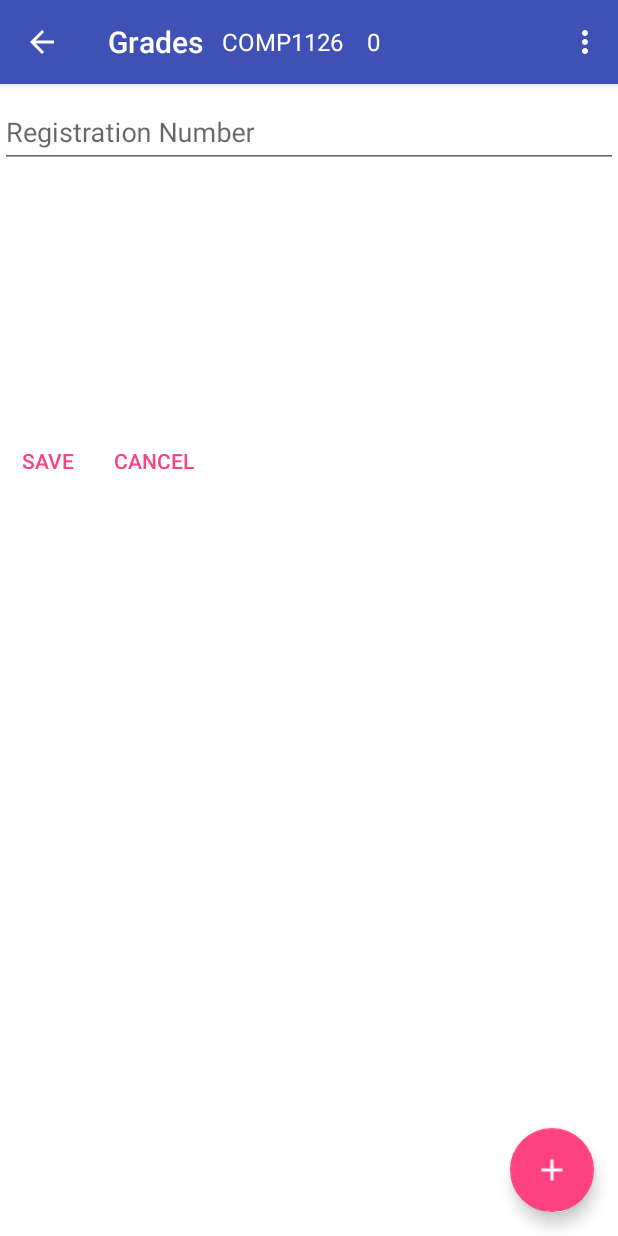
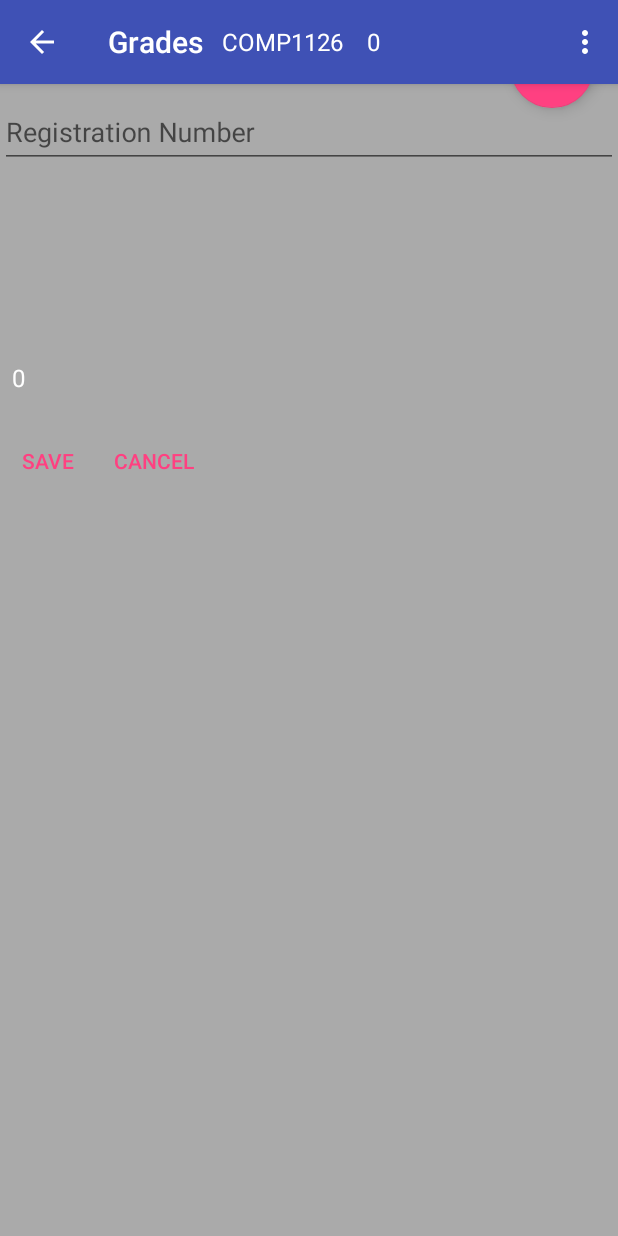
Before and after one commit to JavonDavis/Lab-Assistant, an Android app: the fragment NewGradeFragment placed in its activity, on a phone screen of 412 x 824 dp. Run offline under Robolectric (Android 15) with nearby library versions, the phone set to English and light mode, and no system bars; our stand-ins replace ButterKnife, EventBus; libraries missing offline, so code that uses them is left out: com.parse.

Commit message:
restructured workflow for grade submissions

```diff
--- a/app/src/main/res/layout/activity_home.xml
+++ b/app/src/main/res/layout/activity_home.xml
@@ -42,28 +42,11 @@
 
     </android.support.design.widget.AppBarLayout>
 
-        <TextView
-            android:text="Testing"
-            android:layout_width="wrap_content"
-            android:layout_height="wrap_content" />
-
-        <android.support.v7.widget.RecyclerView
-            android:id="@+id/grades_list"
-            android:layout_width="match_parent"
-            android:layout_height="wrap_content" />
-
-        <android.support.design.widget.FloatingActionButton
-            android:id="@+id/fab"
-            android:layout_width="wrap_content"
-            android:layout_height="wrap_content"
-            android:layout_gravity="bottom|end"
-            android:layout_margin="@dimen/fab_margin"
-            android:src="@drawable/ic_add_white_24dp" />
-
-
     <FrameLayout
         android:id="@+id/fragment_container"
         android:layout_width="match_parent"
         android:layout_height="match_parent" />
 
+    <include layout="@layout/content_home" />
+
 </android.support.design.widget.CoordinatorLayout>
--- /dev/null
+++ b/app/src/main/res/layout/content_home.xml
@@ -0,0 +1,19 @@
+<?xml version="1.0" encoding="utf-8"?>
+<LinearLayout xmlns:android="http://schemas.android.com/apk/res/android"
+    android:orientation="vertical" android:layout_width="match_parent"
+    android:layout_height="match_parent">
+
+    <android.support.v7.widget.RecyclerView
+        android:id="@+id/grades_list"
+        android:layout_width="match_parent"
+        android:layout_height="wrap_content" />
+
+    <android.support.design.widget.FloatingActionButton
+        android:id="@+id/fab"
+        android:layout_width="wrap_content"
+        android:layout_height="wrap_content"
+        android:layout_gravity="bottom|end"
+        android:layout_margin="@dimen/fab_margin"
+        android:src="@drawable/ic_add_white_24dp" />
+
+</LinearLayout>
--- a/app/src/main/res/layout/fragment_new_grade.xml
+++ b/app/src/main/res/layout/fragment_new_grade.xml
@@ -4,7 +4,7 @@
     android:layout_height="match_parent"
     xmlns:app="http://schemas.android.com/apk/res-auto"
     android:orientation="vertical"
-    android:background="@android:color/white"
+    android:background="@android:color/darker_gray"
     tools:context="com.github.javon.labassistant.fragments.NewGradeFragment">
 
     <android.support.v7.widget.Toolbar
--- a/app/src/main/res/values/strings.xml
+++ b/app/src/main/res/values/strings.xml
@@ -68,4 +68,5 @@
     <string name="logout">Logout</string>
     <string name="cancel">Cancel</string>
     <string name="registration_number">Registration Number</string>
+    <string name="title_activity_delete">DeleteActivity</string>
 </resources>
```
Also changed, not shown: app/src/main/AndroidManifest.xml (+14 -7 lines), app/src/main/java/com/github/javon/labassistant/activities/DeleteActivity.java (added, +31 -0 lines), app/src/main/java/com/github/javon/labassistant/activities/LoginActivity.java (+0 -9 lines), app/src/main/res/layout/activity_delete.xml (added, +34 -0 lines), app/src/main/res/layout/content_delete.xml (added, +15 -0 lines).
